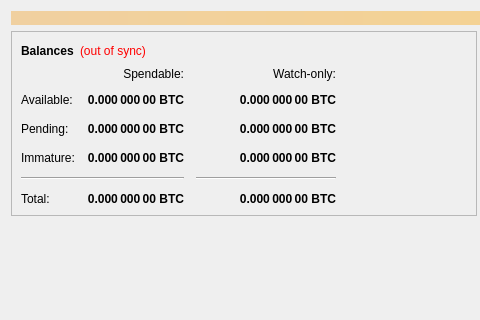
Old version of the form src/qt/forms/overviewpage.ui in the repository deflacashproject/deflacash; both pictures show x 0 to 480 and y 0 to 320 of the 960 by 615 pixel window.
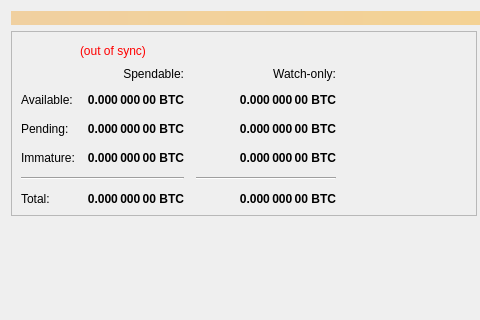
New version of the form.

Diff of the .ui file:
```diff
--- a/src/qt/forms/overviewpage.ui
+++ b/src/qt/forms/overviewpage.ui
@@ -53,12 +53,18 @@
            <layout class="QHBoxLayout" name="horizontalLayout_4">
             <item>
              <widget class="QLabel" name="label_5">
+              <property name="enabled">
+               <bool>false</bool>
+              </property>
               <property name="font">
                <font>
                 <weight>75</weight>
                 <bold>true</bold>
                </font>
               </property>
+              <property name="styleSheet">
+               <string notr="true">color: rgba(255, 255, 255, 0);</string>
+              </property>
               <property name="text">
                <string>Balances</string>
               </property>
```
